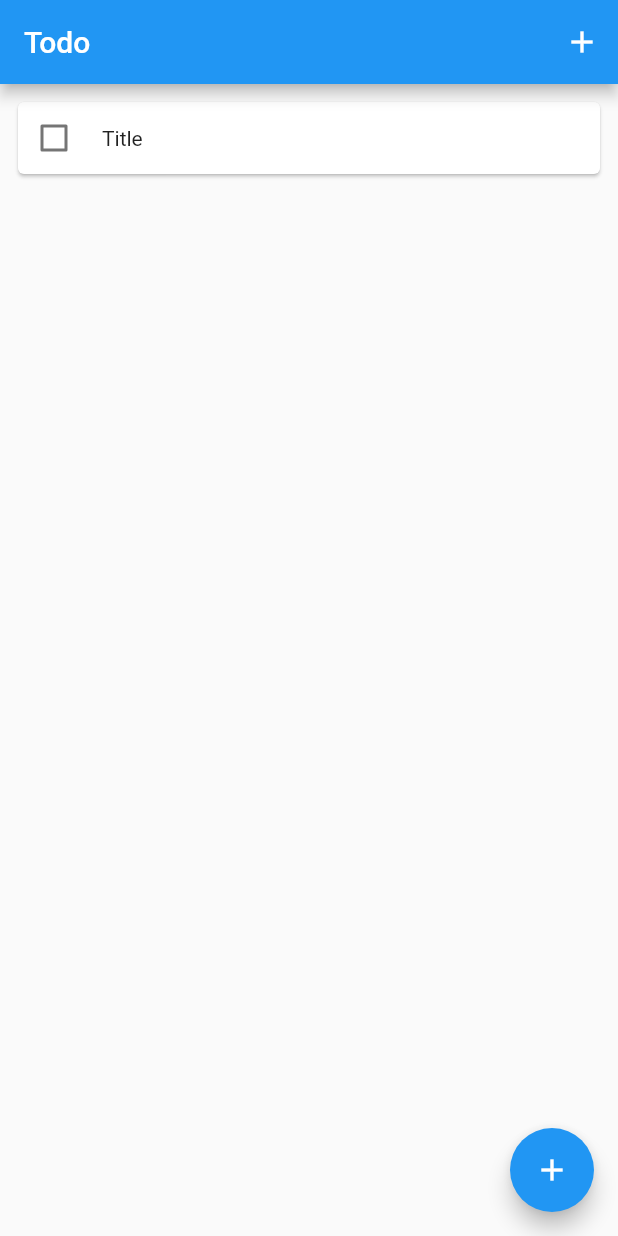
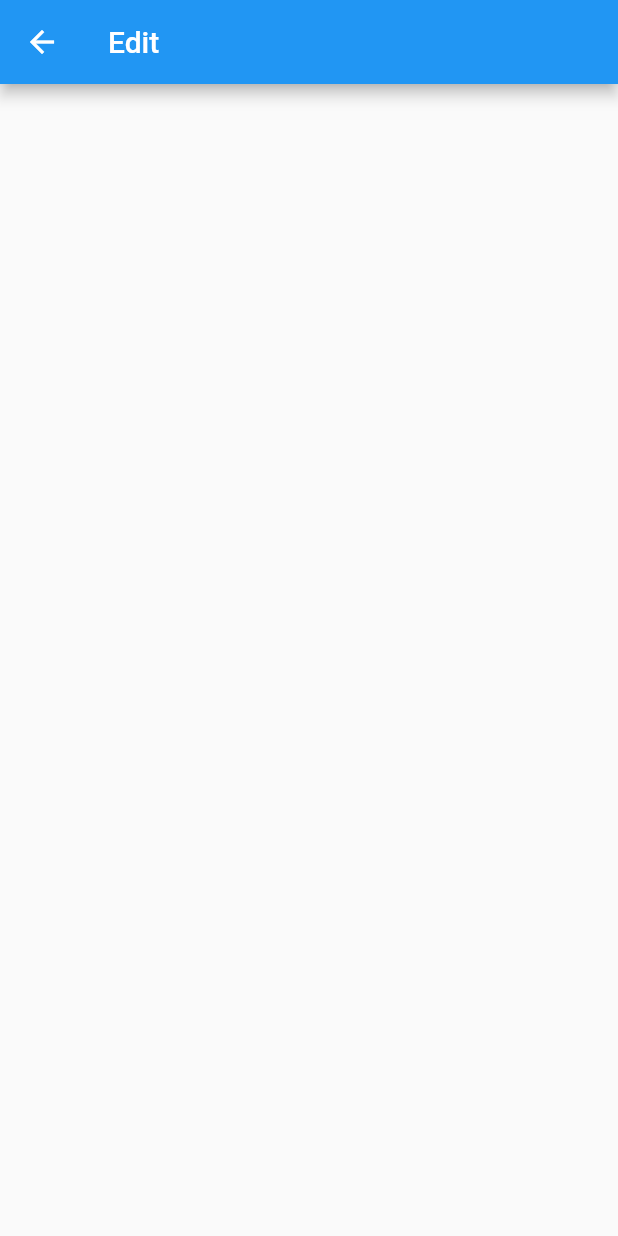
Before and after one commit to nevarwin/Todo-List-Project, a Flutter app: the screen it shows after launch, after a tap on "Title", on a phone screen of 412 x 824 dp. Run offline on Flutter 3.47's test engine with Material 2 defaults, Android fonts, the phone set to English and light mode, and no system bars; our stand-ins replace flutter_svg.

Commit message:
created edit todo screen

```diff
--- a/todo_app_project/lib/main.dart
+++ b/todo_app_project/lib/main.dart
@@ -3,6 +3,7 @@ import 'package:provider/provider.dart';
 
 import '../provider/todo.dart';
 import './screens/todo_screen.dart';
+import './screens/edit_todo_screen.dart';
 
 void main() {
   runApp(const MyApp());
@@ -72,6 +73,7 @@ class _MyHomePageState extends State<MyHomePage> {
           initialRoute: '/',
           routes: {
             '/': (context) => const TodoScreen(),
+            EditTodoScreen.routeName: (context) => const EditTodoScreen(),
           },
         ),
       ),
--- /dev/null
+++ b/todo_app_project/lib/screens/edit_todo_screen.dart
@@ -0,0 +1,23 @@
+import 'package:flutter/material.dart';
+
+class EditTodoScreen extends StatefulWidget {
+  const EditTodoScreen({Key? key}) : super(key: key);
+
+  static const routeName = '/edit-todo';
+
+  @override
+  State<EditTodoScreen> createState() => _EditTodoScreenState();
+}
+
+class _EditTodoScreenState extends State<EditTodoScreen> {
+  @override
+  Widget build(BuildContext context) {
+    final _todoId = ModalRoute.of(context)!.settings.arguments;
+
+    return Scaffold(
+      appBar: AppBar(
+        title: const Text('Edit'),
+      ),
+    );
+  }
+}
--- a/todo_app_project/lib/widgets/todo_list.dart
+++ b/todo_app_project/lib/widgets/todo_list.dart
@@ -2,6 +2,7 @@ import 'package:flutter/material.dart';
 import 'package:provider/provider.dart';
 import 'package:intl/intl.dart';
 import 'package:flutter_svg/flutter_svg.dart';
+import 'package:todo_app_project/screens/edit_todo_screen.dart';
 
 import '../provider/todo.dart';
 
@@ -90,7 +91,12 @@ class _TodoListState extends State<TodoList> {
                     },
                     child: Card(
                       child: InkWell(
-                        onTap: () {},
+                        onTap: () {
+                          Navigator.of(context).pushNamed(
+                            EditTodoScreen.routeName,
+                            arguments: _todos.id,
+                          );
+                        },
                         child: Row(
                           crossAxisAlignment: CrossAxisAlignment.center,
                           children: [
```
